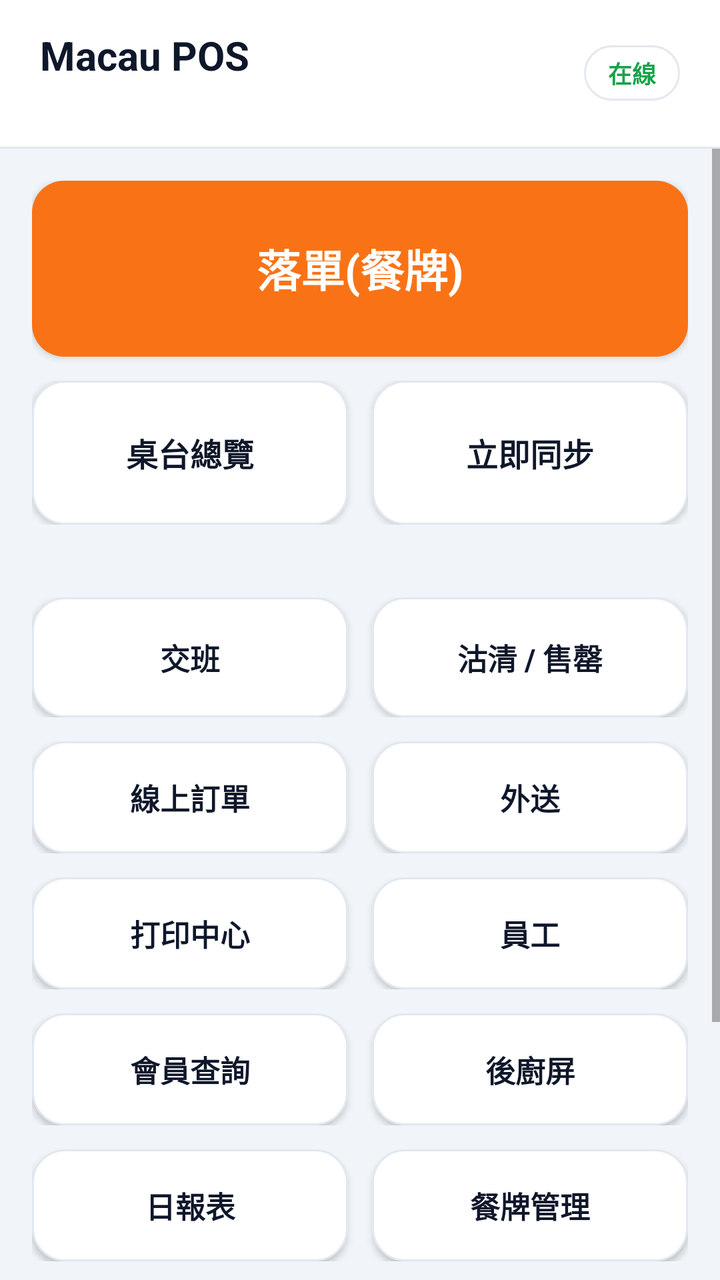
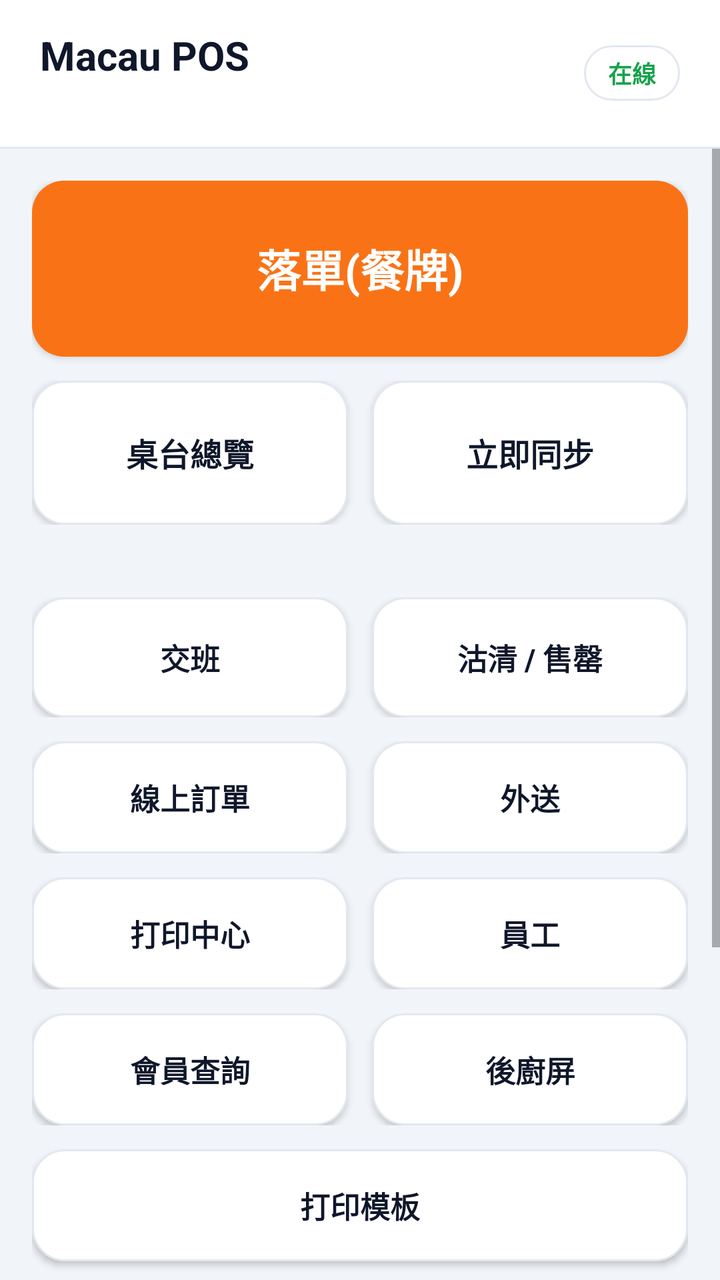

Compare the two renders of this Android layout. The source of the first and the diff that turns it into the second are given below.
<!-- AndroidManifest.xml: application theme Theme.MacauposNative -->
<!-- res/layout/activity_home.xml -->
<?xml version="1.0" encoding="utf-8"?>
<LinearLayout xmlns:android="http://schemas.android.com/apk/res/android"
    android:layout_width="match_parent"
    android:layout_height="match_parent"
    android:orientation="vertical"
    android:background="@color/bg_screen">

    
    <LinearLayout
        android:layout_width="match_parent"
        android:layout_height="wrap_content"
        android:orientation="horizontal"
        android:gravity="center_vertical"
        android:background="@color/card"
        android:paddingHorizontal="20dp"
        android:paddingVertical="14dp">

        <LinearLayout
            android:layout_width="0dp"
            android:layout_height="wrap_content"
            android:layout_weight="1"
            android:orientation="vertical">

            <TextView
                android:id="@+id/txtStoreName"
                android:layout_width="wrap_content"
                android:layout_height="wrap_content"
                android:text="@string/home_title"
                android:textColor="@color/text_primary"
                android:textSize="20sp"
                android:textStyle="bold" />

            <TextView
                android:id="@+id/txtMeta"
                android:layout_width="wrap_content"
                android:layout_height="wrap_content"
                android:layout_marginTop="2dp"
                android:textColor="@color/text_secondary"
                android:textSize="12sp" />
        </LinearLayout>

        <TextView
            android:id="@+id/txtOffline"
            android:layout_width="wrap_content"
            android:layout_height="wrap_content"
            android:background="@drawable/bg_btn_outline"
            android:paddingHorizontal="12dp"
            android:paddingVertical="5dp"
            android:text="在線"
            android:textColor="@color/ok_green"
            android:textSize="12sp"
            android:textStyle="bold" />
    </LinearLayout>

    <View
        android:layout_width="match_parent"
        android:layout_height="1dp"
        android:background="@color/card_border" />

    
    <ScrollView
        android:layout_width="match_parent"
        android:layout_height="0dp"
        android:layout_weight="1"
        android:fillViewport="true">

        <LinearLayout
            android:layout_width="match_parent"
            android:layout_height="wrap_content"
            android:orientation="vertical"
            android:padding="16dp">

            
            <Button
                android:id="@+id/btnOrder"
                android:layout_width="match_parent"
                android:layout_height="88dp"
                android:background="@drawable/bg_btn_accent"
                android:text="落單(餐牌)"
                android:textColor="@color/card"
                android:textSize="22sp"
                android:textStyle="bold" />

            <LinearLayout
                android:layout_width="match_parent"
                android:layout_height="wrap_content"
                android:layout_marginTop="12dp"
                android:orientation="horizontal">

                <Button
                    android:id="@+id/btnTables"
                    android:layout_width="0dp"
                    android:layout_height="72dp"
                    android:layout_weight="1"
                    android:background="@drawable/bg_btn_outline"
                    android:text="桌台總覽"
                    android:textColor="@color/text_primary"
                    android:textSize="16sp"
                    android:textStyle="bold" />

                <Button
                    android:id="@+id/btnSync"
                    android:layout_width="0dp"
                    android:layout_height="72dp"
                    android:layout_marginStart="12dp"
                    android:layout_weight="1"
                    android:background="@drawable/bg_btn_outline"
                    android:text="立即同步"
                    android:textColor="@color/text_primary"
                    android:textSize="16sp"
                    android:textStyle="bold" />
            </LinearLayout>

            <TextView
                android:id="@+id/txtSyncState"
                android:layout_width="match_parent"
                android:layout_height="wrap_content"
                android:layout_marginTop="8dp"
                android:gravity="center"
                android:textColor="@color/text_secondary"
                android:textSize="12sp" />

            <LinearLayout
                android:layout_width="match_parent"
                android:layout_height="wrap_content"
                android:layout_marginTop="12dp"
                android:orientation="horizontal">

                <Button
                    android:id="@+id/btnShift"
                    android:layout_width="0dp"
                    android:layout_height="60dp"
                    android:layout_weight="1"
                    android:background="@drawable/bg_btn_outline"
                    android:text="交班"
                    android:textColor="@color/text_primary"
                    android:textSize="15sp"
                    android:textStyle="bold" />

                <Button
                    android:id="@+id/btnSoldOut"
                    android:layout_width="0dp"
                    android:layout_height="60dp"
                    android:layout_marginStart="12dp"
                    android:layout_weight="1"
                    android:background="@drawable/bg_btn_outline"
                    android:text="沽清 / 售罄"
                    android:textColor="@color/text_primary"
                    android:textSize="15sp"
                    android:textStyle="bold" />
            </LinearLayout>

            <LinearLayout
                android:layout_width="match_parent"
                android:layout_height="wrap_content"
                android:layout_marginTop="12dp"
                android:orientation="horizontal">

                <Button
                    android:id="@+id/btnOnlineOrders"
                    android:layout_width="0dp"
                    android:layout_height="56dp"
                    android:layout_weight="1"
                    android:background="@drawable/bg_btn_outline"
                    android:text="線上訂單"
                    android:textColor="@color/text_primary"
                    android:textSize="15sp"
                    android:textStyle="bold" />

                <Button
                    android:id="@+id/btnDelivery"
                    android:layout_width="0dp"
                    android:layout_height="56dp"
                    android:layout_marginStart="12dp"
                    android:layout_weight="1"
                    android:background="@drawable/bg_btn_outline"
                    android:text="外送"
                    android:textColor="@color/text_primary"
                    android:textSize="15sp"
                    android:textStyle="bold" />
            </LinearLayout>

            <LinearLayout
                android:layout_width="match_parent"
                android:layout_height="wrap_content"
                android:layout_marginTop="12dp"
                android:orientation="horizontal">

                <Button
                    android:id="@+id/btnPrintCenter"
                    android:layout_width="0dp"
                    android:layout_height="56dp"
                    android:layout_weight="1"
                    android:background="@drawable/bg_btn_outline"
                    android:text="打印中心"
                    android:textColor="@color/text_primary"
                    android:textSize="15sp"
                    android:textStyle="bold" />

                <Button
                    android:id="@+id/btnStaff"
                    android:layout_width="0dp"
                    android:layout_height="56dp"
                    android:layout_marginStart="12dp"
                    android:layout_weight="1"
                    android:background="@drawable/bg_btn_outline"
                    android:text="員工"
                    android:textColor="@color/text_primary"
                    android:textSize="15sp"
                    android:textStyle="bold" />
            </LinearLayout>

            <LinearLayout
                android:layout_width="match_parent"
                android:layout_height="wrap_content"
                android:layout_marginTop="12dp"
                android:orientation="horizontal">

                <Button
                    android:id="@+id/btnMember"
                    android:layout_width="0dp"
                    android:layout_height="56dp"
                    android:layout_weight="1"
                    android:background="@drawable/bg_btn_outline"
                    android:text="會員查詢"
                    android:textColor="@color/text_primary"
                    android:textSize="15sp"
                    android:textStyle="bold" />

                <Button
                    android:id="@+id/btnKds"
                    android:layout_width="0dp"
                    android:layout_height="56dp"
                    android:layout_marginStart="12dp"
                    android:layout_weight="1"
                    android:background="@drawable/bg_btn_outline"
                    android:text="後廚屏"
                    android:textColor="@color/text_primary"
                    android:textSize="15sp"
                    android:textStyle="bold" />
            </LinearLayout>

            <LinearLayout
                android:layout_width="match_parent"
                android:layout_height="wrap_content"
                android:layout_marginTop="12dp"
                android:orientation="horizontal">

                <Button
                    android:id="@+id/btnReport"
                    android:layout_width="0dp"
                    android:layout_height="56dp"
                    android:layout_weight="1"
                    android:background="@drawable/bg_btn_outline"
                    android:text="日報表"
                    android:textColor="@color/text_primary"
                    android:textSize="15sp"
                    android:textStyle="bold" />

                <Button
                    android:id="@+id/btnMenuAdmin"
                    android:layout_width="0dp"
                    android:layout_height="56dp"
                    android:layout_marginStart="12dp"
                    android:layout_weight="1"
                    android:background="@drawable/bg_btn_outline"
                    android:text="餐牌管理"
                    android:textColor="@color/text_primary"
                    android:textSize="15sp"
                    android:textStyle="bold" />
            </LinearLayout>

            <LinearLayout
                android:layout_width="match_parent"
                android:layout_height="wrap_content"
                android:layout_marginTop="12dp"
                android:orientation="horizontal">

                <Button
                    android:id="@+id/btnPrinter"
                    android:layout_width="0dp"
                    android:layout_height="60dp"
                    android:layout_weight="1"
                    android:background="@drawable/bg_btn_outline"
                    android:text="打印機設置(LAN)"
                    android:textColor="@color/text_primary"
                    android:textSize="14sp" />

                <Button
                    android:id="@+id/btnSelfTest"
                    android:layout_width="0dp"
                    android:layout_height="60dp"
                    android:layout_marginStart="12dp"
                    android:layout_weight="1"
                    android:background="@drawable/bg_btn_outline"
                    android:text="打印自檢"
                    android:textColor="@color/text_primary"
                    android:textSize="14sp" />
            </LinearLayout>

            <TextView
                android:id="@+id/txtSelfTest"
                android:layout_width="match_parent"
                android:layout_height="wrap_content"
                android:layout_marginTop="6dp"
                android:fontFamily="monospace"
                android:gravity="center"
                android:textColor="@color/text_faint"
                android:textSize="11sp" />

            <Button
                android:id="@+id/btnLogout"
                android:layout_width="match_parent"
                android:layout_height="48dp"
                android:layout_marginTop="20dp"
                android:background="@drawable/bg_btn_outline"
                android:text="登出(清離線憑證)"
                android:textColor="@color/warn_red"
                android:textSize="14sp" />
        </LinearLayout>
    </ScrollView>
</LinearLayout>
<!-- resources referenced by this layout -->
<resources>
  <color name="bg_screen">#F1F5F9</color>
  <color name="card">#FFFFFF</color>
  <color name="card_border">#E2E8F0</color>
  <color name="ok_green">#16A34A</color>
  <color name="text_faint">#94A3B8</color>
  <color name="text_primary">#0F172A</color>
  <color name="text_secondary">#64748B</color>
  <color name="warn_red">#DC2626</color>
  <!-- drawable bg_btn_accent (drawable) -->
  <?xml version="1.0" encoding="utf-8"?>
  <selector xmlns:android="http://schemas.android.com/apk/res/android">
      <item android:state_pressed="true">
          <shape android:shape="rectangle">
              <solid android:color="@color/accent_deep" />
              <corners android:radius="16dp" />
          </shape>
      </item>
      <item android:state_enabled="false">
          <shape android:shape="rectangle">
              <solid android:color="#E2E8F0" />
              <corners android:radius="16dp" />
          </shape>
      </item>
      <item>
          <shape android:shape="rectangle">
              <solid android:color="@color/accent" />
              <corners android:radius="16dp" />
          </shape>
      </item>
  </selector>
  <!-- drawable bg_btn_outline (drawable) -->
  <?xml version="1.0" encoding="utf-8"?>
  <selector xmlns:android="http://schemas.android.com/apk/res/android">
      <item android:state_pressed="true">
          <shape android:shape="rectangle">
              <solid android:color="@color/chip_bg" />
              <corners android:radius="16dp" />
              <stroke android:width="1dp" android:color="@color/text_faint" />
          </shape>
      </item>
      <item>
          <shape android:shape="rectangle">
              <solid android:color="@color/card" />
              <corners android:radius="16dp" />
              <stroke android:width="1dp" android:color="@color/card_border" />
          </shape>
      </item>
  </selector>
  <string name="home_title">Macau POS</string>
  <style name="Theme.MacauposNative" parent="android:Theme.Material.Light.NoActionBar">
          <item name="android:statusBarColor">#F1F5F9</item>
          <item name="android:navigationBarColor">#FFFFFF</item>
          <item name="android:windowBackground">#F1F5F9</item>
          <item name="android:colorAccent">#F97316</item>
          <item name="android:windowLightStatusBar">true</item>
      </style>
  <color name="accent_deep">#EA580C</color>
  <color name="accent">#F97316</color>
  <color name="chip_bg">#F8FAFC</color>
</resources>

<!-- the commit's change to res/layout/activity_home.xml (unified diff, before → after) -->
@@ -240,6 +240,17 @@
                     android:textStyle="bold" />
             </LinearLayout>
 
+            <Button
+                android:id="@+id/btnPrintTemplates"
+                android:layout_width="match_parent"
+                android:layout_height="56dp"
+                android:layout_marginTop="12dp"
+                android:background="@drawable/bg_btn_outline"
+                android:text="打印模板"
+                android:textColor="@color/text_primary"
+                android:textSize="15sp"
+                android:textStyle="bold" />
+
             <LinearLayout
                 android:layout_width="match_parent"
                 android:layout_height="wrap_content"
